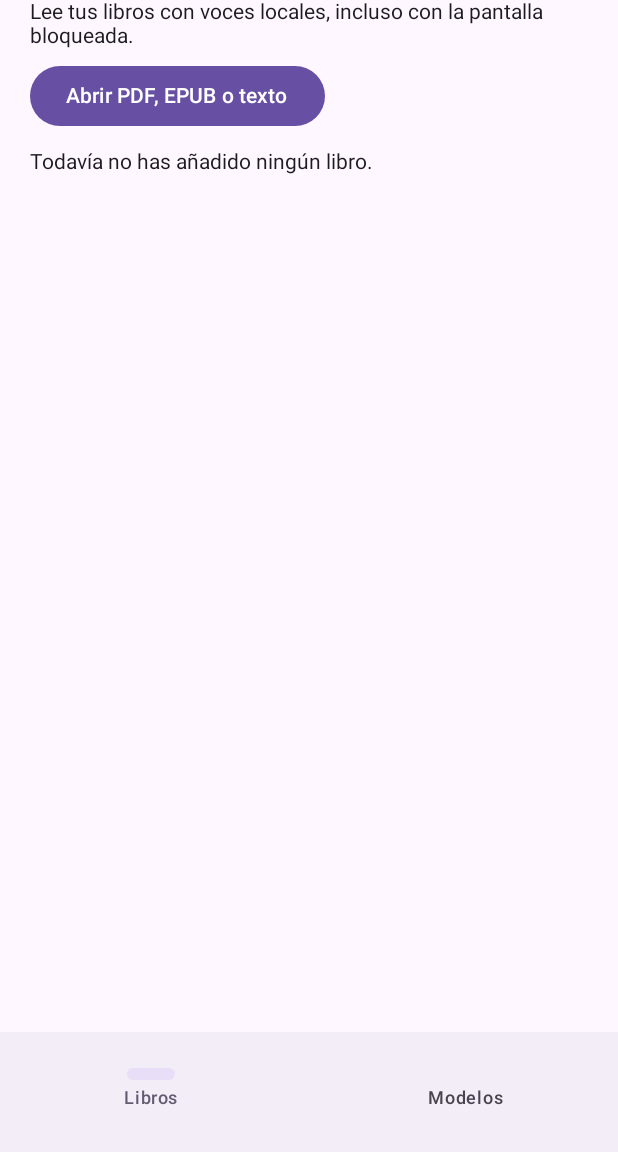
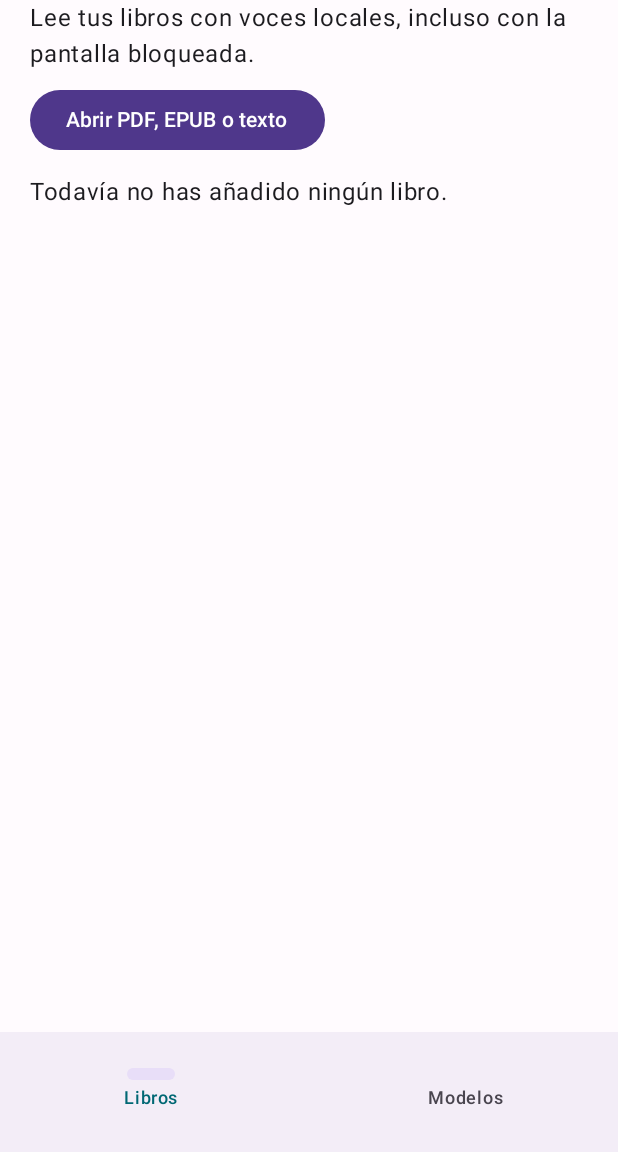
Before and after one commit to kroryan/Audiobookreader, an Android app built with Jetpack Compose: the screen it shows after launch (MainActivity), on a phone screen of 412 x 824 dp, the part 84-1236 px from its top. Run offline under Robolectric (Android 15) with nearby library versions, the light colour scheme and no system bars; libraries missing offline, so code that uses them is left out: com.tom_roush.pdfbox, org.apache.commons; pictures from the network do not load; 3 statements that could not run were skipped.

Commit message:
fix model selection, signing, cache and dark mode

```diff
--- a/app/src/main/AndroidManifest.xml
+++ b/app/src/main/AndroidManifest.xml
@@ -6,8 +6,8 @@
 
     <application
         android:allowBackup="true"
-        android:icon="@drawable/ic_bookreader"
-        android:roundIcon="@drawable/ic_bookreader"
+        android:icon="@drawable/bookreader_icon"
+        android:roundIcon="@drawable/bookreader_icon"
         android:label="BookReader"
         android:supportsRtl="true"
         android:theme="@style/Theme.AudiobookReader">
--- a/app/src/main/java/com/audiobookreader/MainActivity.kt
+++ b/app/src/main/java/com/audiobookreader/MainActivity.kt
@@ -9,6 +9,7 @@ import android.os.Bundle
 import androidx.activity.ComponentActivity
 import androidx.activity.compose.setContent
 import com.audiobookreader.playback.PlaybackService
+import com.audiobookreader.ui.theme.BookReaderTheme
 
 class MainActivity : ComponentActivity() {
     private val readerViewModel by lazy { ReaderViewModel(applicationContext) }
@@ -27,7 +28,7 @@ class MainActivity : ComponentActivity() {
     override fun onCreate(savedInstanceState: Bundle?) {
         super.onCreate(savedInstanceState)
         setContent {
-            AudiobookReaderApp(readerViewModel)
+            BookReaderTheme { AudiobookReaderApp(readerViewModel) }
         }
     }
 
--- a/app/src/main/java/com/audiobookreader/data/ModelRepository.kt
+++ b/app/src/main/java/com/audiobookreader/data/ModelRepository.kt
@@ -11,11 +11,15 @@ import java.net.URL
 class ModelRepository(context: Context) {
     private val root = File(context.filesDir, "tts-models").also { it.mkdirs() }
 
-    fun directory(spec: TtsModelSpec) = File(root, spec.id)
+    fun directory(spec: TtsModelSpec): File {
+        val rootDir = File(root, spec.id)
+        if (spec.modelName.isBlank()) return rootDir
+        return rootDir.walkTopDown().firstOrNull { it.isFile && it.name == spec.modelName }?.parentFile ?: rootDir
+    }
 
     fun isInstalled(spec: TtsModelSpec): Boolean {
-        val dir = directory(spec)
-        return dir.isDirectory && (spec.modelName.isBlank() || File(dir, spec.modelName).exists())
+        val rootDir = File(root, spec.id)
+        return rootDir.isDirectory && (spec.modelName.isBlank() || rootDir.walkTopDown().any { it.isFile && it.name == spec.modelName })
     }
 
     suspend fun download(spec: TtsModelSpec, progress: (Int) -> Unit) = withContext(Dispatchers.IO) {
@@ -56,6 +60,6 @@ class ModelRepository(context: Context) {
             }
         }
         archive.delete()
-        check(isInstalled(spec)) { "El paquete no contiene el modelo esperado" }
+        check(isInstalled(spec)) { "El paquete no contiene ${spec.modelName.ifBlank { "los archivos del modelo" }}" }
     }
 }
--- /dev/null
+++ b/app/src/main/java/com/audiobookreader/ui/theme/Theme.kt
@@ -0,0 +1,61 @@
+package com.audiobookreader.ui.theme
+
+import android.app.Activity
+import android.os.Build
+import androidx.compose.foundation.isSystemInDarkTheme
+import androidx.compose.material3.MaterialTheme
+import androidx.compose.material3.darkColorScheme
+import androidx.compose.material3.lightColorScheme
+import androidx.compose.runtime.Composable
+import androidx.compose.runtime.SideEffect
+import androidx.compose.ui.graphics.Color
+import androidx.compose.ui.graphics.toArgb
+import androidx.compose.ui.platform.LocalView
+import androidx.core.view.WindowCompat
+
+private val LightColors = lightColorScheme(
+    primary = Color(0xFF4F378B),
+    onPrimary = Color.White,
+    secondary = Color(0xFF006874),
+    onSecondary = Color.White,
+    background = Color(0xFFFFFBFE),
+    onBackground = Color(0xFF1C1B1F),
+    surface = Color(0xFFFFFBFE),
+    onSurface = Color(0xFF1C1B1F),
+)
+
+private val DarkColors = darkColorScheme(
+    primary = Color(0xFFD0BCFF),
+    onPrimary = Color(0xFF381E72),
+    secondary = Color(0xFF4FD8E8),
+    onSecondary = Color(0xFF00363D),
+    background = Color(0xFF101016),
+    onBackground = Color(0xFFE6E1E9),
+    surface = Color(0xFF1B1B22),
+    onSurface = Color(0xFFE6E1E9),
+    surfaceVariant = Color(0xFF49454F),
+    onSurfaceVariant = Color(0xFFCAC4D0),
+)
+
+@Composable
+fun BookReaderTheme(content: @Composable () -> Unit) {
+    val dark = isSystemInDarkTheme()
+    val colors = if (dark) DarkColors else LightColors
+    val view = LocalView.current
+    if (!view.isInEditMode) {
+        SideEffect {
+            val window = (view.context as Activity).window
+            window.statusBarColor = colors.background.toArgb()
+            window.navigationBarColor = colors.background.toArgb()
+            WindowCompat.getInsetsController(window, view).apply {
+                isAppearanceLightStatusBars = !dark
+                isAppearanceLightNavigationBars = !dark
+            }
+            if (Build.VERSION.SDK_INT >= 29) {
+                window.isStatusBarContrastEnforced = false
+                window.isNavigationBarContrastEnforced = false
+            }
+        }
+    }
+    MaterialTheme(colorScheme = colors, content = content)
+}
--- a/app/src/main/res/values/styles.xml
+++ b/app/src/main/res/values/styles.xml
@@ -1,9 +1,9 @@
 <resources>
-    <style name="Theme.AudiobookReader" parent="android:style/Theme.Material.Light.NoActionBar">
+    <style name="Theme.AudiobookReader" parent="android:style/Theme.Material.NoActionBar">
         <item name="android:fontFamily">sans</item>
         <item name="android:colorAccent">#6750A4</item>
-        <item name="android:navigationBarColor">#FFFBFE</item>
-        <item name="android:statusBarColor">#FFFBFE</item>
-        <item name="android:windowLightStatusBar">true</item>
+        <item name="android:navigationBarColor">#101016</item>
+        <item name="android:statusBarColor">#101016</item>
+        <item name="android:forceDarkAllowed">true</item>
     </style>
 </resources>
```
Also changed, not shown: app/build.gradle.kts (+23 -0 lines), app/src/main/java/com/audiobookreader/ReaderViewModel.kt (+7 -1 lines), app/src/main/res/drawable-nodpi/bookreader_icon.png (added), 4 other files.
